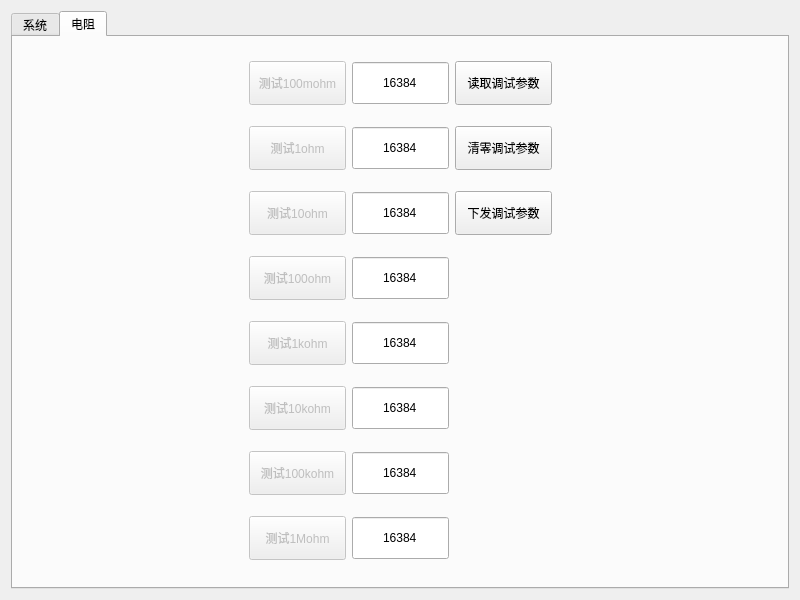
This is WinBack.ui in bloglink/aip-tester as Qt 5 draws it before an edit. The edited form follows.
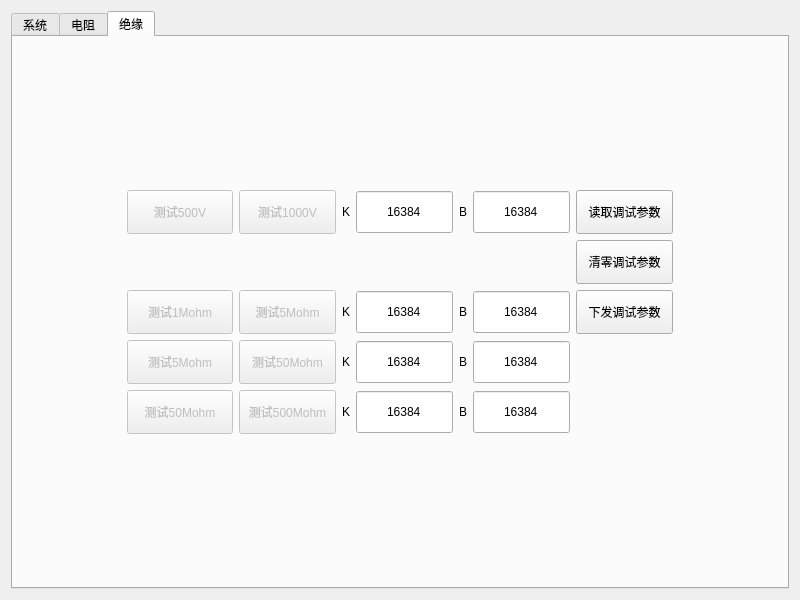
This is the edited form.

```diff
--- a/WinBack.ui
+++ b/WinBack.ui
@@ -26,7 +26,7 @@
       <enum>Qt::ClickFocus</enum>
      </property>
      <property name="currentIndex">
-      <number>1</number>
+      <number>2</number>
      </property>
      <widget class="QWidget" name="TabSys">
       <attribute name="title">
@@ -549,7 +549,39 @@
        <string>电阻</string>
       </attribute>
       <layout class="QGridLayout" name="gridLayout_4">
-       <item row="1" column="4">
+       <item row="3" column="1">
+        <widget class="QPushButton" name="BtnDcrGrade3">
+         <property name="enabled">
+          <bool>false</bool>
+         </property>
+         <property name="minimumSize">
+          <size>
+           <width>97</width>
+           <height>44</height>
+          </size>
+         </property>
+         <property name="text">
+          <string>测试10ohm</string>
+         </property>
+        </widget>
+       </item>
+       <item row="8" column="1">
+        <widget class="QPushButton" name="BtnDcrGrade8">
+         <property name="enabled">
+          <bool>false</bool>
+         </property>
+         <property name="minimumSize">
+          <size>
+           <width>97</width>
+           <height>44</height>
+          </size>
+         </property>
+         <property name="text">
+          <string>测试1Mohm</string>
+         </property>
+        </widget>
+       </item>
+       <item row="2" column="4">
         <widget class="QPushButton" name="BtnDcrParamClear">
          <property name="minimumSize">
           <size>
@@ -562,7 +594,7 @@
          </property>
         </widget>
        </item>
-       <item row="0" column="4">
+       <item row="1" column="4">
         <widget class="QPushButton" name="BtnDcrParamRead">
          <property name="minimumSize">
           <size>
@@ -575,7 +607,7 @@
          </property>
         </widget>
        </item>
-       <item row="2" column="5">
+       <item row="3" column="5">
         <spacer name="horizontalSpacer_3">
          <property name="orientation">
           <enum>Qt::Horizontal</enum>
@@ -588,7 +620,7 @@
          </property>
         </spacer>
        </item>
-       <item row="1" column="2">
+       <item row="2" column="2">
         <widget class="QDoubleSpinBox" name="BoxDcrK2">
          <property name="minimumSize">
           <size>
@@ -616,7 +648,7 @@
          </property>
         </widget>
        </item>
-       <item row="2" column="4">
+       <item row="3" column="4">
         <widget class="QPushButton" name="BtnDcrParamSend">
          <property name="minimumSize">
           <size>
@@ -629,7 +661,7 @@
          </property>
         </widget>
        </item>
-       <item row="0" column="2">
+       <item row="1" column="2">
         <widget class="QDoubleSpinBox" name="BoxDcrK1">
          <property name="minimumSize">
           <size>
@@ -657,7 +689,7 @@
          </property>
         </widget>
        </item>
-       <item row="4" column="2">
+       <item row="5" column="2">
         <widget class="QDoubleSpinBox" name="BoxDcrK5">
          <property name="minimumSize">
           <size>
@@ -685,7 +717,7 @@
          </property>
         </widget>
        </item>
-       <item row="3" column="2">
+       <item row="4" column="2">
         <widget class="QDoubleSpinBox" name="BoxDcrK4">
          <property name="minimumSize">
           <size>
@@ -713,133 +745,8 @@
          </property>
         </widget>
        </item>
-       <item row="5" column="2">
-        <widget class="QDoubleSpinBox" name="BoxDcrK6">
-         <property name="minimumSize">
-          <size>
-           <width>97</width>
-           <height>44</height>
-          </size>
-         </property>
-         <property name="focusPolicy">
-          <enum>Qt::ClickFocus</enum>
-         </property>
-         <property name="alignment">
-          <set>Qt::AlignCenter</set>
-         </property>
-         <property name="buttonSymbols">
-          <enum>QAbstractSpinBox::NoButtons</enum>
-         </property>
-         <property name="decimals">
-          <number>0</number>
-         </property>
-         <property name="maximum">
-          <double>65535.000000000000000</double>
-         </property>
-         <property name="value">
-          <double>16384.000000000000000</double>
-         </property>
-        </widget>
-       </item>
-       <item row="2" column="0">
-        <spacer name="horizontalSpacer_2">
-         <property name="orientation">
-          <enum>Qt::Horizontal</enum>
-         </property>
-         <property name="sizeHint" stdset="0">
-          <size>
-           <width>40</width>
-           <height>20</height>
-          </size>
-         </property>
-        </spacer>
-       </item>
-       <item row="6" column="2">
-        <widget class="QDoubleSpinBox" name="BoxDcrK7">
-         <property name="minimumSize">
-          <size>
-           <width>97</width>
-           <height>44</height>
-          </size>
-         </property>
-         <property name="focusPolicy">
-          <enum>Qt::ClickFocus</enum>
-         </property>
-         <property name="alignment">
-          <set>Qt::AlignCenter</set>
-         </property>
-         <property name="buttonSymbols">
-          <enum>QAbstractSpinBox::NoButtons</enum>
-         </property>
-         <property name="decimals">
-          <number>0</number>
-         </property>
-         <property name="maximum">
-          <double>65535.000000000000000</double>
-         </property>
-         <property name="value">
-          <double>16384.000000000000000</double>
-         </property>
-        </widget>
-       </item>
-       <item row="2" column="2">
-        <widget class="QDoubleSpinBox" name="BoxDcrK3">
-         <property name="minimumSize">
-          <size>
-           <width>97</width>
-           <height>44</height>
-          </size>
-         </property>
-         <property name="focusPolicy">
-          <enum>Qt::ClickFocus</enum>
-         </property>
-         <property name="alignment">
-          <set>Qt::AlignCenter</set>
-         </property>
-         <property name="buttonSymbols">
-          <enum>QAbstractSpinBox::NoButtons</enum>
-         </property>
-         <property name="decimals">
-          <number>0</number>
-         </property>
-         <property name="maximum">
-          <double>65535.000000000000000</double>
-         </property>
-         <property name="value">
-          <double>16384.000000000000000</double>
-         </property>
-        </widget>
-       </item>
-       <item row="7" column="2">
-        <widget class="QDoubleSpinBox" name="BoxDcrK8">
-         <property name="minimumSize">
-          <size>
-           <width>97</width>
-           <height>44</height>
-          </size>
-         </property>
-         <property name="focusPolicy">
-          <enum>Qt::ClickFocus</enum>
-         </property>
-         <property name="alignment">
-          <set>Qt::AlignCenter</set>
-         </property>
-         <property name="buttonSymbols">
-          <enum>QAbstractSpinBox::NoButtons</enum>
-         </property>
-         <property name="decimals">
-          <number>0</number>
-         </property>
-         <property name="maximum">
-          <double>65535.000000000000000</double>
-         </property>
-         <property name="value">
-          <double>16384.000000000000000</double>
-         </property>
-        </widget>
-       </item>
-       <item row="0" column="1">
-        <widget class="QPushButton" name="BtnDcrGrade1">
+       <item row="7" column="1">
+        <widget class="QPushButton" name="BtnDcrGrade7">
          <property name="enabled">
           <bool>false</bool>
          </property>
@@ -850,11 +757,11 @@
           </size>
          </property>
          <property name="text">
-          <string>测试100mohm</string>
+          <string>测试100kohm</string>
          </property>
         </widget>
        </item>
-       <item row="1" column="1">
+       <item row="2" column="1">
         <widget class="QPushButton" name="BtnDcrGrade2">
          <property name="enabled">
           <bool>false</bool>
@@ -870,23 +777,48 @@
          </property>
         </widget>
        </item>
-       <item row="2" column="1">
-        <widget class="QPushButton" name="BtnDcrGrade3">
-         <property name="enabled">
-          <bool>false</bool>
-         </property>
+       <item row="6" column="2">
+        <widget class="QDoubleSpinBox" name="BoxDcrK6">
          <property name="minimumSize">
           <size>
            <width>97</width>
            <height>44</height>
           </size>
          </property>
-         <property name="text">
-          <string>测试10ohm</string>
+         <property name="focusPolicy">
+          <enum>Qt::ClickFocus</enum>
+         </property>
+         <property name="alignment">
+          <set>Qt::AlignCenter</set>
+         </property>
+         <property name="buttonSymbols">
+          <enum>QAbstractSpinBox::NoButtons</enum>
+         </property>
+         <property name="decimals">
+          <number>0</number>
+         </property>
+         <property name="maximum">
+          <double>65535.000000000000000</double>
+         </property>
+         <property name="value">
+          <double>16384.000000000000000</double>
          </property>
         </widget>
        </item>
-       <item row="3" column="1">
+       <item row="3" column="0">
+        <spacer name="horizontalSpacer_2">
+         <property name="orientation">
+          <enum>Qt::Horizontal</enum>
+         </property>
+         <property name="sizeHint" stdset="0">
+          <size>
+           <width>40</width>
+           <height>20</height>
+          </size>
+         </property>
+        </spacer>
+       </item>
+       <item row="4" column="1">
         <widget class="QPushButton" name="BtnDcrGrade4">
          <property name="enabled">
           <bool>false</bool>
@@ -902,7 +834,79 @@
          </property>
         </widget>
        </item>
-       <item row="4" column="1">
+       <item row="1" column="1">
+        <widget class="QPushButton" name="BtnDcrGrade1">
+         <property name="enabled">
+          <bool>false</bool>
+         </property>
+         <property name="minimumSize">
+          <size>
+           <width>97</width>
+           <height>44</height>
+          </size>
+         </property>
+         <property name="text">
+          <string>测试100mohm</string>
+         </property>
+        </widget>
+       </item>
+       <item row="7" column="2">
+        <widget class="QDoubleSpinBox" name="BoxDcrK7">
+         <property name="minimumSize">
+          <size>
+           <width>97</width>
+           <height>44</height>
+          </size>
+         </property>
+         <property name="focusPolicy">
+          <enum>Qt::ClickFocus</enum>
+         </property>
+         <property name="alignment">
+          <set>Qt::AlignCenter</set>
+         </property>
+         <property name="buttonSymbols">
+          <enum>QAbstractSpinBox::NoButtons</enum>
+         </property>
+         <property name="decimals">
+          <number>0</number>
+         </property>
+         <property name="maximum">
+          <double>65535.000000000000000</double>
+         </property>
+         <property name="value">
+          <double>16384.000000000000000</double>
+         </property>
+        </widget>
+       </item>
+       <item row="3" column="2">
+        <widget class="QDoubleSpinBox" name="BoxDcrK3">
+         <property name="minimumSize">
+          <size>
+           <width>97</width>
+           <height>44</height>
+          </size>
+         </property>
+         <property name="focusPolicy">
+          <enum>Qt::ClickFocus</enum>
+         </property>
+         <property name="alignment">
+          <set>Qt::AlignCenter</set>
+         </property>
+         <property name="buttonSymbols">
+          <enum>QAbstractSpinBox::NoButtons</enum>
+         </property>
+         <property name="decimals">
+          <number>0</number>
+         </property>
+         <property name="maximum">
+          <double>65535.000000000000000</double>
+         </property>
+         <property name="value">
+          <double>16384.000000000000000</double>
+         </property>
+        </widget>
+       </item>
+       <item row="5" column="1">
         <widget class="QPushButton" name="BtnDcrGrade5">
          <property name="enabled">
           <bool>false</bool>
@@ -918,7 +922,7 @@
          </property>
         </widget>
        </item>
-       <item row="5" column="1">
+       <item row="6" column="1">
         <widget class="QPushButton" name="BtnDcrGrade6">
          <property name="enabled">
           <bool>false</bool>
@@ -934,8 +938,108 @@
          </property>
         </widget>
        </item>
-       <item row="6" column="1">
-        <widget class="QPushButton" name="BtnDcrGrade7">
+       <item row="8" column="2">
+        <widget class="QDoubleSpinBox" name="BoxDcrK8">
+         <property name="minimumSize">
+          <size>
+           <width>97</width>
+           <height>44</height>
+          </size>
+         </property>
+         <property name="focusPolicy">
+          <enum>Qt::ClickFocus</enum>
+         </property>
+         <property name="alignment">
+          <set>Qt::AlignCenter</set>
+         </property>
+         <property name="buttonSymbols">
+          <enum>QAbstractSpinBox::NoButtons</enum>
+         </property>
+         <property name="decimals">
+          <number>0</number>
+         </property>
+         <property name="maximum">
+          <double>65535.000000000000000</double>
+         </property>
+         <property name="value">
+          <double>16384.000000000000000</double>
+         </property>
+        </widget>
+       </item>
+       <item row="0" column="1">
+        <spacer name="verticalSpacer_3">
+         <property name="orientation">
+          <enum>Qt::Vertical</enum>
+         </property>
+         <property name="sizeHint" stdset="0">
+          <size>
+           <width>20</width>
+           <height>40</height>
+          </size>
+         </property>
+        </spacer>
+       </item>
+       <item row="9" column="1">
+        <spacer name="verticalSpacer_4">
+         <property name="orientation">
+          <enum>Qt::Vertical</enum>
+         </property>
+         <property name="sizeHint" stdset="0">
+          <size>
+           <width>20</width>
+           <height>40</height>
+          </size>
+         </property>
+        </spacer>
+       </item>
+      </layout>
+     </widget>
+     <widget class="QWidget" name="tab">
+      <attribute name="title">
+       <string>绝缘</string>
+      </attribute>
+      <layout class="QGridLayout" name="gridLayout_2">
+       <item row="6" column="4">
+        <spacer name="verticalSpacer_2">
+         <property name="orientation">
+          <enum>Qt::Vertical</enum>
+         </property>
+         <property name="sizeHint" stdset="0">
+          <size>
+           <width>20</width>
+           <height>40</height>
+          </size>
+         </property>
+        </spacer>
+       </item>
+       <item row="0" column="4">
+        <spacer name="verticalSpacer">
+         <property name="orientation">
+          <enum>Qt::Vertical</enum>
+         </property>
+         <property name="sizeHint" stdset="0">
+          <size>
+           <width>20</width>
+           <height>40</height>
+          </size>
+         </property>
+        </spacer>
+       </item>
+       <item row="1" column="8">
+        <spacer name="horizontalSpacer_5">
+         <property name="orientation">
+          <enum>Qt::Horizontal</enum>
+         </property>
+         <property name="sizeHint" stdset="0">
+          <size>
+           <width>40</width>
+           <height>20</height>
+          </size>
+         </property>
+        </spacer>
+       </item>
+       <item row="1" column="1">
+        <widget class="QPushButton" name="BtnInrGrade1">
          <property name="enabled">
           <bool>false</bool>
          </property>
@@ -946,12 +1050,12 @@
           </size>
          </property>
          <property name="text">
-          <string>测试100kohm</string>
+          <string>测试500V</string>
          </property>
         </widget>
        </item>
-       <item row="7" column="1">
-        <widget class="QPushButton" name="BtnDcrGrade8">
+       <item row="3" column="1">
+        <widget class="QPushButton" name="BtnInrGrade3">
          <property name="enabled">
           <bool>false</bool>
          </property>
@@ -966,6 +1070,447 @@
          </property>
         </widget>
        </item>
+       <item row="3" column="2">
+        <widget class="QPushButton" name="BtnInrGrade4">
+         <property name="enabled">
+          <bool>false</bool>
+         </property>
+         <property name="minimumSize">
+          <size>
+           <width>97</width>
+           <height>44</height>
+          </size>
+         </property>
+         <property name="text">
+          <string>测试5Mohm</string>
+         </property>
+        </widget>
+       </item>
+       <item row="3" column="3">
+        <widget class="QLabel" name="label_2">
+         <property name="text">
+          <string>K</string>
+         </property>
+        </widget>
+       </item>
+       <item row="3" column="4">
+        <widget class="QDoubleSpinBox" name="BoxInrK2">
+         <property name="minimumSize">
+          <size>
+           <width>97</width>
+           <height>44</height>
+          </size>
+         </property>
+         <property name="focusPolicy">
+          <enum>Qt::ClickFocus</enum>
+         </property>
+         <property name="alignment">
+          <set>Qt::AlignCenter</set>
+         </property>
+         <property name="buttonSymbols">
+          <enum>QAbstractSpinBox::NoButtons</enum>
+         </property>
+         <property name="decimals">
+          <number>0</number>
+         </property>
+         <property name="maximum">
+          <double>65535.000000000000000</double>
+         </property>
+         <property name="value">
+          <double>16384.000000000000000</double>
+         </property>
+        </widget>
+       </item>
+       <item row="3" column="5">
+        <widget class="QLabel" name="label_8">
+         <property name="text">
+          <string>B</string>
+         </property>
+        </widget>
+       </item>
+       <item row="3" column="6">
+        <widget class="QDoubleSpinBox" name="BoxInrB2">
+         <property name="minimumSize">
+          <size>
+           <width>97</width>
+           <height>44</height>
+          </size>
+         </property>
+         <property name="focusPolicy">
+          <enum>Qt::ClickFocus</enum>
+         </property>
+         <property name="alignment">
+          <set>Qt::AlignCenter</set>
+         </property>
+         <property name="buttonSymbols">
+          <enum>QAbstractSpinBox::NoButtons</enum>
+         </property>
+         <property name="decimals">
+          <number>0</number>
+         </property>
+         <property name="maximum">
+          <double>65535.000000000000000</double>
+         </property>
+         <property name="value">
+          <double>16384.000000000000000</double>
+         </property>
+        </widget>
+       </item>
+       <item row="1" column="2">
+        <widget class="QPushButton" name="BtnInrGrade2">
+         <property name="enabled">
+          <bool>false</bool>
+         </property>
+         <property name="minimumSize">
+          <size>
+           <width>97</width>
+           <height>44</height>
+          </size>
+         </property>
+         <property name="text">
+          <string>测试1000V</string>
+         </property>
+        </widget>
+       </item>
+       <item row="4" column="1">
+        <widget class="QPushButton" name="BtnInrGrade5">
+         <property name="enabled">
+          <bool>false</bool>
+         </property>
+         <property name="minimumSize">
+          <size>
+           <width>97</width>
+           <height>44</height>
+          </size>
+         </property>
+         <property name="text">
+          <string>测试5Mohm</string>
+         </property>
+        </widget>
+       </item>
+       <item row="4" column="2">
+        <widget class="QPushButton" name="BtnInrGrade6">
+         <property name="enabled">
+          <bool>false</bool>
+         </property>
+         <property name="minimumSize">
+          <size>
+           <width>97</width>
+           <height>44</height>
+          </size>
+         </property>
+         <property name="text">
+          <string>测试50Mohm</string>
+         </property>
+        </widget>
+       </item>
+       <item row="4" column="3">
+        <widget class="QLabel" name="label_4">
+         <property name="text">
+          <string>K</string>
+         </property>
+        </widget>
+       </item>
+       <item row="4" column="4">
+        <widget class="QDoubleSpinBox" name="BoxInrK3">
+         <property name="minimumSize">
+          <size>
+           <width>97</width>
+           <height>44</height>
+          </size>
+         </property>
+         <property name="focusPolicy">
+          <enum>Qt::ClickFocus</enum>
+         </property>
+         <property name="alignment">
+          <set>Qt::AlignCenter</set>
+         </property>
+         <property name="buttonSymbols">
+          <enum>QAbstractSpinBox::NoButtons</enum>
+         </property>
+         <property name="decimals">
+          <number>0</number>
+         </property>
+         <property name="maximum">
+          <double>65535.000000000000000</double>
+         </property>
+         <property name="value">
+          <double>16384.000000000000000</double>
+         </property>
+        </widget>
+       </item>
+       <item row="4" column="5">
+        <widget class="QLabel" name="label_10">
+         <property name="text">
+          <string>B</string>
+         </property>
+        </widget>
+       </item>
+       <item row="4" column="6">
+        <widget class="QDoubleSpinBox" name="BoxInrB3">
+         <property name="minimumSize">
+          <size>
+           <width>97</width>
+           <height>44</height>
+          </size>
+         </property>
+         <property name="focusPolicy">
+          <enum>Qt::ClickFocus</enum>
+         </property>
+         <property name="alignment">
+          <set>Qt::AlignCenter</set>
+         </property>
+         <property name="buttonSymbols">
+          <enum>QAbstractSpinBox::NoButtons</enum>
+         </property>
+         <property name="decimals">
+          <number>0</number>
+         </property>
+         <property name="maximum">
+          <double>65535.000000000000000</double>
+         </property>
+         <property name="value">
+          <double>16384.000000000000000</double>
+         </property>
+        </widget>
+       </item>
+       <item row="5" column="1">
+        <widget class="QPushButton" name="BtnInrGrade7">
+         <property name="enabled">
+          <bool>false</bool>
+         </property>
+         <property name="minimumSize">
+          <size>
+           <width>97</width>
+           <height>44</height>
+          </size>
+         </property>
+         <property name="text">
+          <string>测试50Mohm</string>
+         </property>
+        </widget>
+       </item>
+       <item row="5" column="2">
+        <widget class="QPushButton" name="BtnInrGrade8">
+         <property name="enabled">
+          <bool>false</bool>
+         </property>
+         <property name="minimumSize">
+          <size>
+           <width>97</width>
+           <height>44</height>
+          </size>
+         </property>
+         <property name="text">
+          <string>测试500Mohm</string>
+         </property>
+        </widget>
+       </item>
+       <item row="5" column="3">
+        <widget class="QLabel" name="label_3">
+         <property name="text">
+          <string>K</string>
+         </property>
+        </widget>
+       </item>
+       <item row="5" column="4">
+        <widget class="QDoubleSpinBox" name="BoxInrK4">
+         <property name="minimumSize">
+          <size>
+           <width>97</width>
+           <height>44</height>
+          </size>
+         </property>
+         <property name="focusPolicy">
+          <enum>Qt::ClickFocus</enum>
+         </property>
+         <property name="alignment">
+          <set>Qt::AlignCenter</set>
+         </property>
+         <property name="buttonSymbols">
+          <enum>QAbstractSpinBox::NoButtons</enum>
+         </property>
+         <property name="decimals">
+          <number>0</number>
+         </property>
+         <property name="maximum">
+          <double>65535.000000000000000</double>
+         </property>
+         <property name="value">
+          <double>16384.000000000000000</double>
+         </property>
+        </widget>
+       </item>
+       <item row="5" column="5">
+        <widget class="QLabel" name="label_11">
+         <property name="text">
+          <string>B</string>
+         </property>
+        </widget>
+       </item>
+       <item row="5" column="6">
+        <widget class="QDoubleSpinBox" name="BoxInrB4">
+         <property name="minimumSize">
+          <size>
+           <width>97</width>
+           <height>44</height>
+          </size>
+         </property>
+         <property name="focusPolicy">
+          <enum>Qt::ClickFocus</enum>
+         </property>
+         <property name="alignment">
+          <set>Qt::AlignCenter</set>
+         </property>
+         <property name="buttonSymbols">
+          <enum>QAbstractSpinBox::NoButtons</enum>
+         </property>
+         <property name="decimals">
+          <number>0</number>
+         </property>
+         <property name="maximum">
+          <double>65535.000000000000000</double>
+         </property>
+         <property name="value">
+          <double>16384.000000000000000</double>
+         </property>
+        </widget>
+       </item>
+       <item row="1" column="0">
+        <spacer name="horizontalSpacer_4">
+         <property name="orientation">
+          <enum>Qt::Horizontal</enum>
+         </property>
+         <property name="sizeHint" stdset="0">
+          <size>
+           <width>40</width>
+           <height>20</height>
+          </size>
+         </property>
+        </spacer>
+       </item>
+       <item row="1" column="4">
+        <widget class="QDoubleSpinBox" name="BoxInrK1">
+         <property name="minimumSize">
+          <size>
+           <width>97</width>
+           <height>44</height>
+          </size>
+         </property>
+         <property name="focusPolicy">
+          <enum>Qt::ClickFocus</enum>
+         </property>
+         <property name="alignment">
+          <set>Qt::AlignCenter</set>
+         </property>
+         <property name="buttonSymbols">
+          <enum>QAbstractSpinBox::NoButtons</enum>
+         </property>
+         <property name="decimals">
+          <number>0</number>
+         </property>
+         <property name="maximum">
+          <double>65535.000000000000000</double>
+         </property>
+         <property name="value">
+          <double>16384.000000000000000</double>
+         </property>
+        </widget>
+       </item>
+       <item row="1" column="3">
+        <widget class="QLabel" name="label">
+         <property name="text">
+          <string>K</string>
+         </property>
+        </widget>
+       </item>
+       <item row="1" column="5">
+        <widget class="QLabel" name="label_9">
+         <property name="text">
+          <string>B</string>
+         </property>
+        </widget>
+       </item>
+       <item row="1" column="6">
+        <widget class="QDoubleSpinBox" name="BoxInrB1">
+         <property name="minimumSize">
+          <size>
+           <width>97</width>
+           <height>44</height>
+          </size>
+         </property>
+         <property name="focusPolicy">
+          <enum>Qt::ClickFocus</enum>
+         </property>
+         <property name="alignment">
+          <set>Qt::AlignCenter</set>
+         </property>
+         <property name="buttonSymbols">
+          <enum>QAbstractSpinBox::NoButtons</enum>
+         </property>
+         <property name="decimals">
+          <number>0</number>
+         </property>
+         <property name="maximum">
+          <double>65535.000000000000000</double>
+         </property>
+         <property name="value">
+          <double>16384.000000000000000</double>
+         </property>
+        </widget>
+       </item>
+       <item row="1" column="7">
+        <widget class="QPushButton" name="BtnInrParamRead">
+         <property name="minimumSize">
+          <size>
+           <width>97</width>
+           <height>44</height>
+          </size>
+         </property>
+         <property name="text">
+          <string>读取调试参数</string>
+         </property>
+        </widget>
+       </item>
+       <item row="2" column="1">
+        <spacer name="horizontalSpacer_6">
+         <property name="orientation">
+          <enum>Qt::Horizontal</enum>
+         </property>
+         <property name="sizeHint" stdset="0">
+          <size>
+           <width>40</width>
+           <height>20</height>
+          </size>
+         </property>
+        </spacer>
+       </item>
+       <item row="2" column="7">
+        <widget class="QPushButton" name="BtnInrParamClear">
+         <property name="minimumSize">
+          <size>
+           <width>97</width>
+           <height>44</height>
+          </size>
+         </property>
+         <property name="text">
+          <string>清零调试参数</string>
+         </property>
+        </widget>
+       </item>
+       <item row="3" column="7">
+        <widget class="QPushButton" name="BtnInrParamSend">
+         <property name="minimumSize">
+          <size>
+           <width>97</width>
+           <height>44</height>
+          </size>
+         </property>
+         <property name="text">
+          <string>下发调试参数</string>
+         </property>
+        </widget>
+       </item>
       </layout>
      </widget>
     </widget>
```
